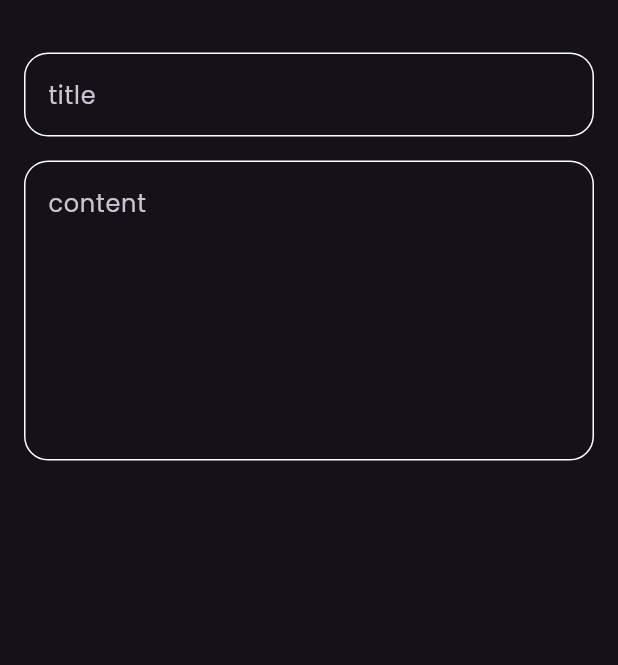
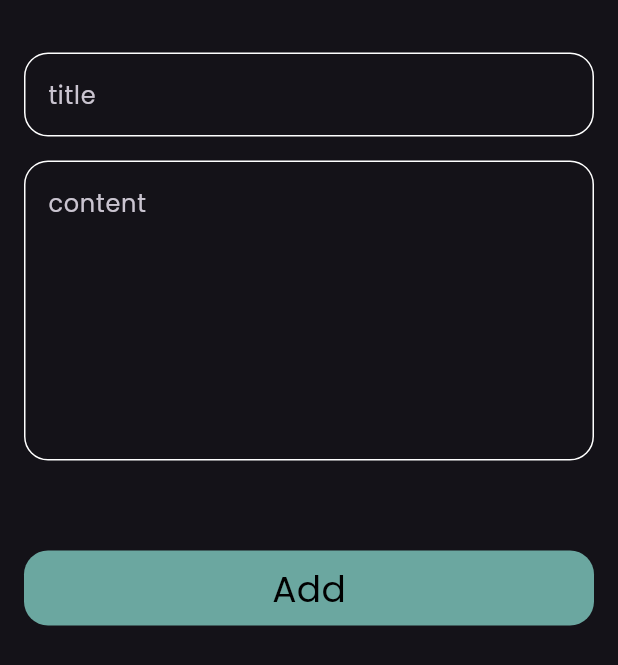
Before and after one commit to MohamedKHalilElsaaw/my_notes, a Flutter app: the AddNoteBottomSheet widget shown alone on an empty page, opened directly, on a phone screen of 412 x 824 dp. Shown: the top 665 px of the screen. Run offline on Flutter 3.47's test engine with Material 3 defaults, Android fonts, the phone set to English and light mode, and no system bars; our stand-ins replace font_awesome_flutter.

Commit message:
finish notes bottom sheet

```diff
--- a/lib/views/widgets/add_note_bottom_sheet.dart
+++ b/lib/views/widgets/add_note_bottom_sheet.dart
@@ -1,4 +1,5 @@
 import 'package:flutter/material.dart';
+import 'package:my_notes/views/widgets/custom_button.dart';
 import 'package:my_notes/views/widgets/custom_text_field.dart';
 
 class AddNoteBottomSheet extends StatelessWidget {
@@ -8,6 +9,7 @@ class AddNoteBottomSheet extends StatelessWidget {
   Widget build(BuildContext context) {
     return const Padding(
       padding: EdgeInsets.symmetric(horizontal: 16),
+      child: SingleChildScrollView(
         child: Column(
           children: [
             SizedBox(
@@ -23,7 +25,15 @@ class AddNoteBottomSheet extends StatelessWidget {
               hint: 'content',
               maxLines: 7,
             ),
+            SizedBox(
+              height: 60,
+            ),
+            CustomButton(),
+            SizedBox(
+              height: 16,
+            ),
           ],
+        ),
       ),
     );
   }
--- /dev/null
+++ b/lib/views/widgets/custom_button.dart
@@ -0,0 +1,24 @@
+import 'package:flutter/material.dart';
+import 'package:my_notes/constants.dart';
+
+class CustomButton extends StatelessWidget {
+  const CustomButton({super.key});
+
+  @override
+  Widget build(BuildContext context) {
+    return Container(
+      decoration: BoxDecoration(
+        color: kPrimaryColor,
+        borderRadius: BorderRadius.circular(16),
+      ),
+      width: MediaQuery.of(context).size.width,
+      height: 50,
+      child: const Center(
+        child: Text(
+          'Add',
+          style: TextStyle(fontSize: 24, color: Colors.black),
+        ),
+      ),
+    );
+  }
+}
```
Lines whose indentation alone changed are shown as unchanged.
